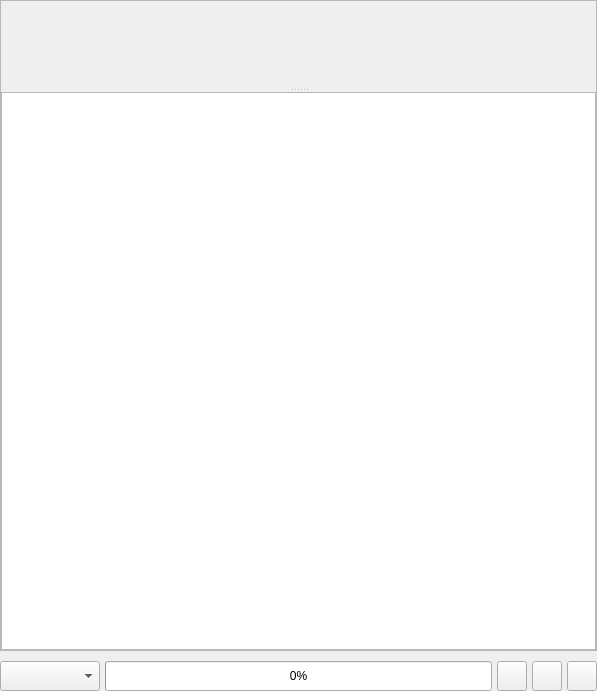
First picture: the form in src/airunner/gui/widgets/llm/templates/chat_prompt.ui, repository Capsize-Games/airunner, before the edit.
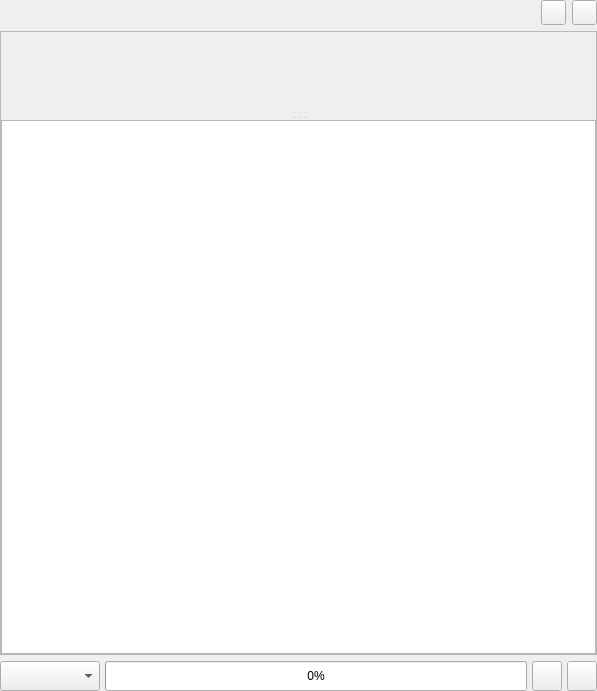
Second picture: the form after the edit. Icons and pictures are not drawn. Custom widgets are drawn as their Qt base class.

Patch:
```diff
--- a/src/airunner/gui/widgets/llm/templates/chat_prompt.ui
+++ b/src/airunner/gui/widgets/llm/templates/chat_prompt.ui
@@ -26,117 +26,39 @@
    <property name="bottomMargin">
     <number>0</number>
    </property>
-   <property name="horizontalSpacing">
-    <number>0</number>
-   </property>
-   <property name="verticalSpacing">
-    <number>10</number>
-   </property>
-   <item row="2" column="0">
-    <layout class="QHBoxLayout" name="horizontalLayout">
-     <property name="spacing">
-      <number>5</number>
-     </property>
-     <property name="leftMargin">
-      <number>0</number>
-     </property>
-     <property name="topMargin">
-      <number>0</number>
-     </property>
-     <property name="rightMargin">
-      <number>0</number>
-     </property>
-     <property name="bottomMargin">
-      <number>0</number>
-     </property>
+   <item row="0" column="0">
+    <layout class="QHBoxLayout" name="horizontalLayout_2">
      <item>
-      <widget class="QComboBox" name="action">
-       <property name="sizePolicy">
-        <sizepolicy hsizetype="Maximum" vsizetype="Fixed">
-         <horstretch>0</horstretch>
-         <verstretch>0</verstretch>
-        </sizepolicy>
+      <spacer name="horizontalSpacer">
+       <property name="orientation">
+        <enum>Qt::Orientation::Horizontal</enum>
        </property>
-       <property name="minimumSize">
+       <property name="sizeHint" stdset="0">
         <size>
-         <width>100</width>
-         <height>30</height>
+         <width>40</width>
+         <height>20</height>
         </size>
        </property>
-       <property name="sizeAdjustPolicy">
-        <enum>QComboBox::SizeAdjustPolicy::AdjustToMinimumContentsLengthWithIcon</enum>
-       </property>
-      </widget>
-     </item>
-     <item>
-      <widget class="QProgressBar" name="progressBar">
-       <property name="sizePolicy">
-        <sizepolicy hsizetype="Expanding" vsizetype="Minimum">
-         <horstretch>0</horstretch>
-         <verstretch>0</verstretch>
-        </sizepolicy>
-       </property>
-       <property name="minimumSize">
-        <size>
-         <width>0</width>
-         <height>30</height>
-        </size>
-       </property>
-       <property name="value">
-        <number>0</number>
-       </property>
-      </widget>
-     </item>
-     <item>
-      <widget class="QPushButton" name="send_button">
-       <property name="sizePolicy">
-        <sizepolicy hsizetype="Minimum" vsizetype="Minimum">
-         <horstretch>0</horstretch>
-         <verstretch>0</verstretch>
-        </sizepolicy>
-       </property>
-       <property name="minimumSize">
-        <size>
-         <width>30</width>
-         <height>30</height>
-        </size>
-       </property>
-       <property name="maximumSize">
-        <size>
-         <width>30</width>
-         <height>30</height>
-        </size>
-       </property>
-       <property name="toolTip">
-        <string>Send message</string>
-       </property>
-       <property name="text">
-        <string/>
-       </property>
-       <property name="icon">
-        <iconset resource="../../../resources/feather.qrc">
-         <normaloff>:/light/icons/feather/light/chevron-up.svg</normaloff>:/light/icons/feather/light/chevron-up.svg</iconset>
-       </property>
-      </widget>
+      </spacer>
      </item>
      <item>
       <widget class="QPushButton" name="clear_conversation_button">
        <property name="sizePolicy">
-        <sizepolicy hsizetype="Minimum" vsizetype="Minimum">
+        <sizepolicy hsizetype="Maximum" vsizetype="Maximum">
          <horstretch>0</horstretch>
          <verstretch>0</verstretch>
         </sizepolicy>
        </property>
        <property name="minimumSize">
         <size>
-         <width>30</width>
-         <height>30</height>
+         <width>25</width>
+         <height>25</height>
         </size>
        </property>
        <property name="maximumSize">
         <size>
-         <width>30</width>
-         <height>30</height>
+         <width>25</width>
+         <height>25</height>
         </size>
        </property>
        <property name="toolTip">
@@ -152,23 +74,23 @@
       </widget>
      </item>
      <item>
-      <widget class="QPushButton" name="pushButton">
+      <widget class="QPushButton" name="pushButton_2">
        <property name="sizePolicy">
-        <sizepolicy hsizetype="Minimum" vsizetype="Minimum">
+        <sizepolicy hsizetype="Maximum" vsizetype="Maximum">
          <horstretch>0</horstretch>
          <verstretch>0</verstretch>
         </sizepolicy>
        </property>
        <property name="minimumSize">
         <size>
-         <width>30</width>
-         <height>30</height>
+         <width>25</width>
+         <height>25</height>
         </size>
        </property>
        <property name="maximumSize">
         <size>
-         <width>30</width>
-         <height>30</height>
+         <width>25</width>
+         <height>25</height>
         </size>
        </property>
        <property name="toolTip">
@@ -185,7 +107,7 @@
      </item>
     </layout>
    </item>
-   <item row="0" column="0">
+   <item row="1" column="0">
     <widget class="QScrollArea" name="scrollArea">
      <property name="widgetResizable">
       <bool>true</bool>
@@ -196,7 +118,7 @@
         <x>0</x>
         <y>0</y>
         <width>595</width>
-        <height>647</height>
+        <height>618</height>
        </rect>
       </property>
       <layout class="QGridLayout" name="gridLayout">
@@ -253,6 +175,127 @@
      </widget>
     </widget>
    </item>
+   <item row="2" column="0">
+    <layout class="QHBoxLayout" name="horizontalLayout">
+     <property name="spacing">
+      <number>5</number>
+     </property>
+     <property name="leftMargin">
+      <number>0</number>
+     </property>
+     <property name="topMargin">
+      <number>0</number>
+     </property>
+     <property name="rightMargin">
+      <number>0</number>
+     </property>
+     <property name="bottomMargin">
+      <number>0</number>
+     </property>
+     <item>
+      <widget class="QComboBox" name="action">
+       <property name="sizePolicy">
+        <sizepolicy hsizetype="Maximum" vsizetype="Fixed">
+         <horstretch>0</horstretch>
+         <verstretch>0</verstretch>
+        </sizepolicy>
+       </property>
+       <property name="minimumSize">
+        <size>
+         <width>100</width>
+         <height>30</height>
+        </size>
+       </property>
+       <property name="sizeAdjustPolicy">
+        <enum>QComboBox::SizeAdjustPolicy::AdjustToMinimumContentsLengthWithIcon</enum>
+       </property>
+      </widget>
+     </item>
+     <item>
+      <widget class="QProgressBar" name="progressBar">
+       <property name="sizePolicy">
+        <sizepolicy hsizetype="Expanding" vsizetype="Minimum">
+         <horstretch>0</horstretch>
+         <verstretch>0</verstretch>
+        </sizepolicy>
+       </property>
+       <property name="minimumSize">
+        <size>
+         <width>0</width>
+         <height>30</height>
+        </size>
+       </property>
+       <property name="value">
+        <number>0</number>
+       </property>
+      </widget>
+     </item>
+     <item>
+      <widget class="QPushButton" name="send_button">
+       <property name="sizePolicy">
+        <sizepolicy hsizetype="Minimum" vsizetype="Minimum">
+         <horstretch>0</horstretch>
+         <verstretch>0</verstretch>
+        </sizepolicy>
+       </property>
+       <property name="minimumSize">
+        <size>
+         <width>30</width>
+         <height>30</height>
+        </size>
+       </property>
+       <property name="maximumSize">
+        <size>
+         <width>30</width>
+         <height>30</height>
+        </size>
+       </property>
+       <property name="toolTip">
+        <string>Send message</string>
+       </property>
+       <property name="text">
+        <string/>
+       </property>
+       <property name="icon">
+        <iconset resource="../../../resources/feather.qrc">
+         <normaloff>:/light/icons/feather/light/chevron-up.svg</normaloff>:/light/icons/feather/light/chevron-up.svg</iconset>
+       </property>
+      </widget>
+     </item>
+     <item>
+      <widget class="QPushButton" name="pushButton">
+       <property name="sizePolicy">
+        <sizepolicy hsizetype="Minimum" vsizetype="Minimum">
+         <horstretch>0</horstretch>
+         <verstretch>0</verstretch>
+        </sizepolicy>
+       </property>
+       <property name="minimumSize">
+        <size>
+         <width>30</width>
+         <height>30</height>
+        </size>
+       </property>
+       <property name="maximumSize">
+        <size>
+         <width>30</width>
+         <height>30</height>
+        </size>
+       </property>
+       <property name="toolTip">
+        <string>Cancel message</string>
+       </property>
+       <property name="text">
+        <string/>
+       </property>
+       <property name="icon">
+        <iconset resource="../../../resources/feather.qrc">
+         <normaloff>:/light/icons/feather/light/stop-circle.svg</normaloff>:/light/icons/feather/light/stop-circle.svg</iconset>
+       </property>
+      </widget>
+     </item>
+    </layout>
+   </item>
   </layout>
  </widget>
  <customwidgets>
```
Left out of the diff: 7 changed lines with no effect on the pictures.
